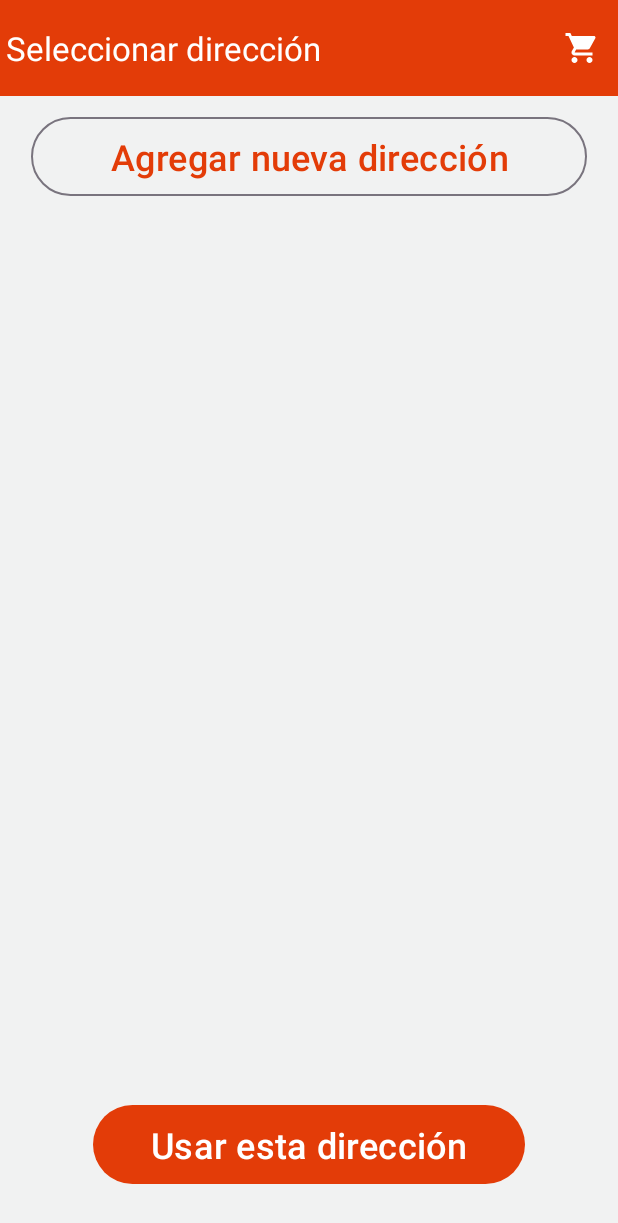
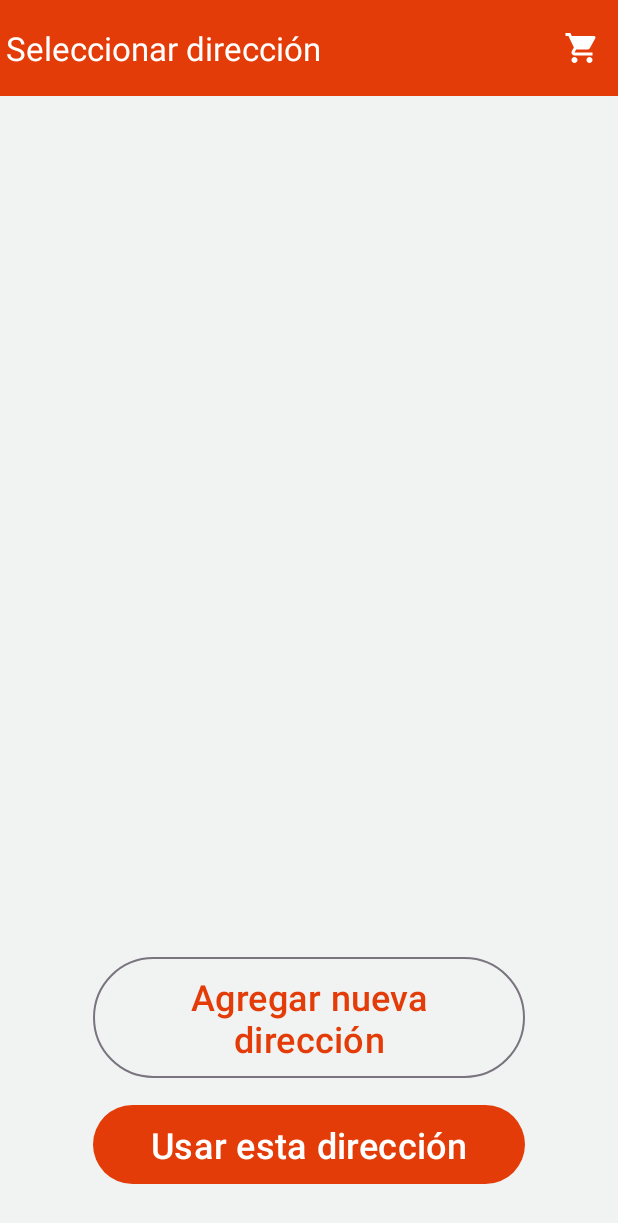
Before and after one commit to alpi2111/LiikeGomi, an Android app: the SelectEditAddressActivity screen opened directly, with no data from a screen before it, on a phone screen of 412 x 824 dp. Shown: the top 1223 px of the screen. Run offline under Robolectric (Android 15) with nearby library versions, the phone set to English and light mode, and no system bars; our stand-ins replace CircleImageView, Firebase (no records; nobody signed in at launch, a user with empty details on screens opened directly); 2 statements that could not run were skipped.

Commit message:
[master] Added the pupulation of address' recycler view. Buttons does not work but UI is working (with selection validation)

```diff
--- a/app/src/main/java/com/liike/liikegomi/background/firebase_db/entities/Direcciones.kt
+++ b/app/src/main/java/com/liike/liikegomi/background/firebase_db/entities/Direcciones.kt
@@ -2,6 +2,7 @@ package com.liike.liikegomi.background.firebase_db.entities
 
 import com.google.firebase.firestore.PropertyName
 import com.liike.liikegomi.background.firebase_db.base.FirebaseObjectInterface
+import java.io.Serializable
 
 class Direcciones(
 //    @get:PropertyName("direccion")
@@ -37,7 +38,7 @@ class Direcciones(
 //    @get:PropertyName("id_direccion")
 //    @set:PropertyName("id_direccion")
 //    var idDireccion: Int = 0,
-) : FirebaseObjectInterface() {
+) : FirebaseObjectInterface(), Serializable {
     override fun toString(): String = calle
 
     constructor() : this("", "", "", "", "", "", "", "", "")
--- /dev/null
+++ b/app/src/main/java/com/liike/liikegomi/select_edit_address/adapter/ItemAddressSelectionAdapter.kt
@@ -0,0 +1,78 @@
+package com.liike.liikegomi.select_edit_address.adapter
+
+import android.view.LayoutInflater
+import android.view.ViewGroup
+import androidx.recyclerview.widget.RecyclerView
+import com.liike.liikegomi.background.firebase_db.entities.Direcciones
+import com.liike.liikegomi.databinding.ItemAddressBinding
+import kotlin.properties.Delegates
+
+class ItemAddressSelectionAdapter : RecyclerView.Adapter<ItemAddressSelectionAdapter.ViewHolder>(), RadioButtonSelectedCallback {
+
+    private val mList: MutableList<Direcciones> = mutableListOf()
+    private var selectedPosition by Delegates.observable(0) { _, oldPos, newPos ->
+        if (newPos in mList.indices) {
+            notifyItemChanged(oldPos, "changed")
+            notifyItemChanged(newPos, "changed")
+        }
+    }
+
+    override fun onCreateViewHolder(parent: ViewGroup, viewType: Int): ViewHolder {
+        return ViewHolder.createViewHolder(parent)
+    }
+
+    override fun onBindViewHolder(holder: ViewHolder, position: Int) {
+        holder.bind(mList[position], position == selectedPosition, this)
+    }
+
+    override fun onBindViewHolder(holder: ViewHolder, position: Int, payloads: MutableList<Any>) {
+        if (payloads.isEmpty())
+            super.onBindViewHolder(holder, position, payloads)
+        else
+            holder.updateSelection(position == selectedPosition)
+    }
+
+    override fun getItemCount(): Int = mList.size
+
+    override fun getItemId(position: Int): Long = position.toLong()
+
+    override fun getItemViewType(position: Int): Int = position
+
+    override fun onRadioSelection(position: Int) {
+        selectedPosition = position
+    }
+
+    fun setData(newData: List<Direcciones>) {
+        val currentSize = itemCount
+        mList.clear()
+        mList.addAll(newData)
+        notifyItemRangeRemoved(0, currentSize)
+        notifyItemRangeInserted(0, currentSize)
+    }
+
+    class ViewHolder private constructor(private val mBinding: ItemAddressBinding) : RecyclerView.ViewHolder(mBinding.root) {
+
+        fun bind(address: Direcciones, isSelected: Boolean, buttonSelectedCallback: RadioButtonSelectedCallback) {
+            mBinding.run {
+                radioButtonAddress.text = address.calle
+                fullAddress.text = address.formattedAddress()
+                radioButtonAddress.isChecked = isSelected
+                radioButtonAddress.setOnCheckedChangeListener { _, isChecked ->
+                    if (isChecked)
+                        buttonSelectedCallback.onRadioSelection(adapterPosition)
+                }
+            }
+        }
+
+        fun updateSelection(isSelected: Boolean) {
+            mBinding.radioButtonAddress.isChecked = isSelected
+        }
+
+        companion object {
+            fun createViewHolder(parent: ViewGroup): ViewHolder {
+                val binding = ItemAddressBinding.inflate(LayoutInflater.from(parent.context), parent, false)
+                return ViewHolder(binding)
+            }
+        }
+    }
+}
--- /dev/null
+++ b/app/src/main/java/com/liike/liikegomi/select_edit_address/adapter/RadioButtonSelectedCallback.kt
@@ -0,0 +1,5 @@
+package com.liike.liikegomi.select_edit_address.adapter
+
+interface RadioButtonSelectedCallback {
+    fun onRadioSelection(position: Int)
+}
--- a/app/src/main/java/com/liike/liikegomi/select_edit_address/ui/SelectEditAddressActivity.kt
+++ b/app/src/main/java/com/liike/liikegomi/select_edit_address/ui/SelectEditAddressActivity.kt
@@ -7,10 +7,13 @@ import androidx.appcompat.app.AppCompatActivity
 import com.liike.liikegomi.background.firebase_db.entities.Direcciones
 import com.liike.liikegomi.base.ui.BaseActivity
 import com.liike.liikegomi.databinding.ActivitySelectEditAddressBinding
+import com.liike.liikegomi.select_edit_address.adapter.ItemAddressSelectionAdapter
 import com.liike.liikegomi.select_edit_address.view_model.SelectEditAddressViewModel
 import com.liike.liikegomi.select_edit_address.view_model.SelectEditAddressViewModelFactory
 
 class SelectEditAddressActivity: BaseActivity<ActivitySelectEditAddressBinding, SelectEditAddressViewModel>() {
+
+    private lateinit var mAddressAdapter: ItemAddressSelectionAdapter
 
     companion object {
         private const val ADDRESS_LIST_KEY = "addressListKey"
@@ -32,5 +35,9 @@ class SelectEditAddressActivity: BaseActivity<ActivitySelectEditAddressBinding,
     override fun onCreate(savedInstanceState: Bundle?) {
         super.onCreate(savedInstanceState)
         val addressList = (intent.getSerializableExtra(ADDRESS_LIST_KEY) as Array<Direcciones>).toList()
+
+        mAddressAdapter = ItemAddressSelectionAdapter()
+        mBinding.recyclerAddress.adapter = mAddressAdapter
+        mAddressAdapter.setData(addressList)
     }
 }
--- a/app/src/main/res/layout/activity_select_edit_address.xml
+++ b/app/src/main/res/layout/activity_select_edit_address.xml
@@ -13,54 +13,51 @@
         app:layout_constraintTop_toTopOf="parent"
         app:title="Seleccionar dirección" />
 
-    <ScrollView
-        android:layout_width="match_parent"
-        android:layout_height="0dp"
-        app:layout_constraintBottom_toTopOf="@id/btn_select"
-        app:layout_constraintTop_toBottomOf="@id/toolbar">
+    <!--    <ScrollView-->
+    <!--        android:layout_width="match_parent"-->
+    <!--        android:layout_height="wrap_content"-->
+    <!--        app:layout_constraintBottom_toTopOf="@id/btn_select"-->
+    <!--        app:layout_constraintTop_toBottomOf="@id/toolbar"-->
+    <!--        app:layout_constraintVertical_bias="0">-->
 
-        <androidx.constraintlayout.widget.ConstraintLayout
-            android:layout_width="match_parent"
-            android:layout_height="wrap_content"
-            android:layout_marginTop="10dp"
-            android:orientation="vertical">
-
-            <!--    <RadioGroup-->
-            <!--        android:layout_width="match_parent"-->
-            <!--        android:layout_height="wrap_content" />-->
+    <!--        <androidx.constraintlayout.widget.ConstraintLayout-->
+    <!--            android:layout_width="match_parent"-->
+    <!--            android:layout_height="wrap_content"-->
+    <!--            android:layout_marginTop="10dp"-->
+    <!--            android:orientation="vertical">-->
 
     <androidx.recyclerview.widget.RecyclerView
         android:id="@+id/recycler_address"
         android:layout_width="0dp"
-                android:layout_height="wrap_content"
-                android:layout_marginBottom="20dp"
-                android:visibility="gone"
+        android:layout_height="0dp"
+        android:layout_marginBottom="10dp"
+        android:visibility="visible"
+        app:layoutManager="androidx.recyclerview.widget.LinearLayoutManager"
         app:layout_constraintBottom_toTopOf="@id/btn_add_address"
         app:layout_constraintEnd_toEndOf="parent"
         app:layout_constraintStart_toStartOf="parent"
-                app:layout_constraintTop_toTopOf="parent"
+        app:layout_constraintTop_toBottomOf="@id/toolbar"
         app:layout_constraintWidth_percent="0.9"
         tools:itemCount="4"
         tools:listitem="@layout/item_address"
         tools:visibility="visible" />
+    <!--        </androidx.constraintlayout.widget.ConstraintLayout>-->
+
+    <!--    </ScrollView>-->
 
     <com.google.android.material.button.MaterialButton
         android:id="@+id/btn_add_address"
         style="@style/Widget.Material3.Button.OutlinedButton"
         android:layout_width="0dp"
         android:layout_height="wrap_content"
-                android:layout_marginBottom="20dp"
+        android:layout_marginBottom="10dp"
         android:paddingVertical="10dp"
         android:text="Agregar nueva dirección"
         android:textSize="24sp"
-                app:layout_constraintBottom_toBottomOf="parent"
+        app:layout_constraintBottom_toTopOf="@id/btn_select"
         app:layout_constraintEnd_toEndOf="parent"
         app:layout_constraintStart_toStartOf="parent"
-                app:layout_constraintTop_toBottomOf="@id/recycler_address"
-                app:layout_constraintWidth_percent="0.9" />
-        </androidx.constraintlayout.widget.ConstraintLayout>
-
-    </ScrollView>
+        app:layout_constraintWidth_percent="0.7" />
 
 
     <com.google.android.material.button.MaterialButton
```
Lines whose indentation alone changed are shown as unchanged.
